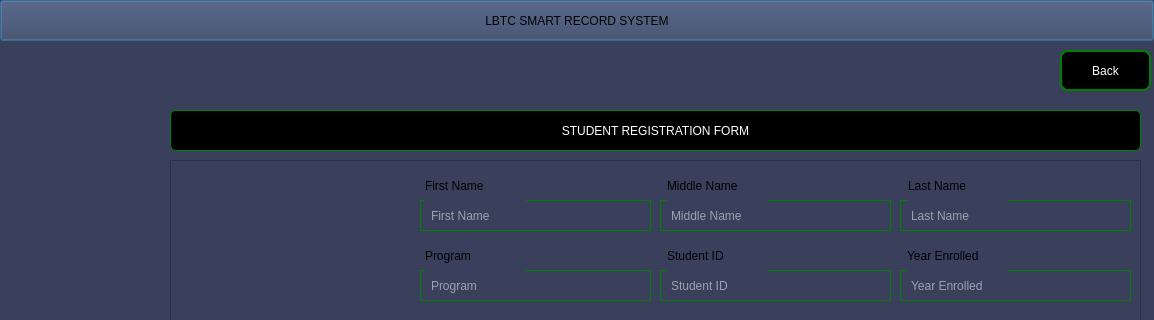
Above: studentregistration.ui from Rabsoninnora/SmartRecordLBTC before the change; both pictures show x 0 to 1154 and y 0 to 320 of the 1154 by 604 pixel window. Below: the same form after it.
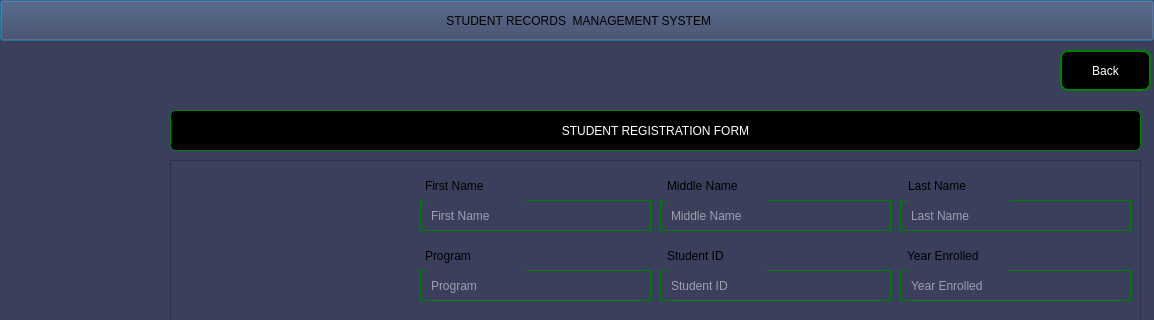
That is the form after the change. Icons and pictures are not drawn.

```diff
--- a/studentregistration.ui
+++ b/studentregistration.ui
@@ -26,7 +26,7 @@
     </rect>
    </property>
    <property name="text">
-    <string>LBTC SMART RECORD SYSTEM</string>
+    <string> STUDENT RECORDS  MANAGEMENT SYSTEM</string>
    </property>
   </widget>
   <widget class="QPushButton" name="btn_RegisterStudent_back">
```
